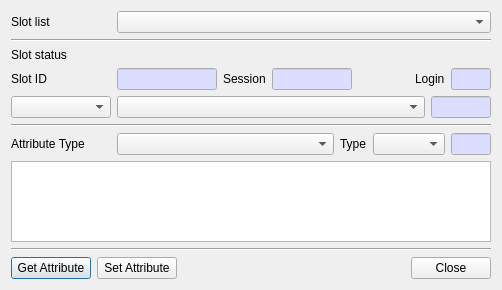
Above: CryptokiMan/edit_attribute_dlg.ui from jykim74/CryptokiMan before the change. Below: the same form after it.
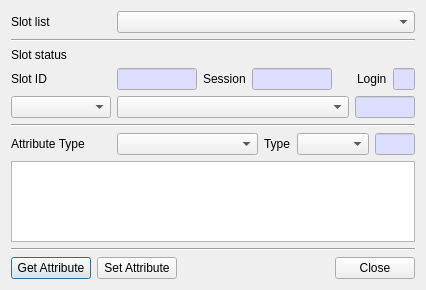
That is the form after the change.

Commit message: UI 개선

Diff of the .ui file:
```diff
--- a/CryptokiMan/edit_attribute_dlg.ui
+++ b/CryptokiMan/edit_attribute_dlg.ui
@@ -6,7 +6,7 @@
    <rect>
     <x>0</x>
     <y>0</y>
-    <width>502</width>
+    <width>426</width>
     <height>290</height>
    </rect>
   </property>
@@ -65,6 +65,12 @@
      </property>
      <item row="0" column="1">
       <widget class="QLineEdit" name="mSlotIDText">
+       <property name="minimumSize">
+        <size>
+         <width>80</width>
+         <height>0</height>
+        </size>
+       </property>
        <property name="maximumSize">
         <size>
          <width>100</width>
@@ -192,6 +198,12 @@
      </item>
      <item row="0" column="3">
       <widget class="QLineEdit" name="mSessionText">
+       <property name="minimumSize">
+        <size>
+         <width>80</width>
+         <height>0</height>
+        </size>
+       </property>
        <property name="maximumSize">
         <size>
          <width>80</width>
@@ -277,7 +289,14 @@
       </widget>
      </item>
      <item row="0" column="1">
-      <widget class="QComboBox" name="mLabelCombo"/>
+      <widget class="QComboBox" name="mLabelCombo">
+       <property name="minimumSize">
+        <size>
+         <width>200</width>
+         <height>0</height>
+        </size>
+       </property>
+      </widget>
      </item>
      <item row="0" column="2">
       <widget class="QLineEdit" name="mObjectText">
```
The commit also changes 3 other files.
